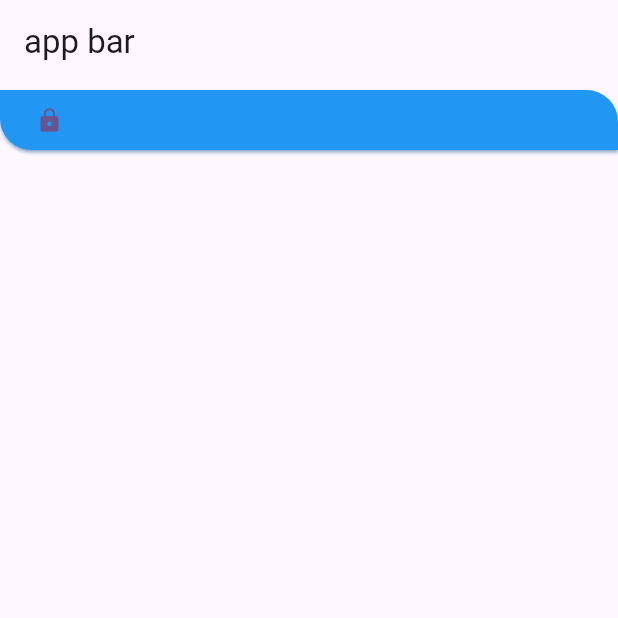
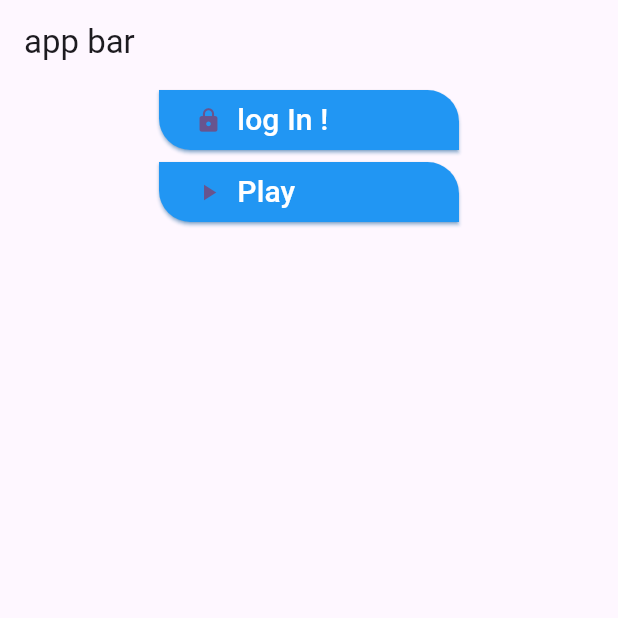
Before and after one commit to mahbub-hasan-abid/flutter_test, a Flutter app: the custom_widget_screen screen opened directly, on a phone screen of 412 x 824 dp, the top half of it. Run offline on Flutter 3.47's test engine with Material 2 defaults, Android fonts, the phone set to English and light mode, and no system bars.

Commit message:
custom widget button

```diff
--- a/lib/custom widget button.dart
+++ b/lib/custom widget button.dart
@@ -24,13 +24,29 @@ class custom_widget_screen extends StatelessWidget {
         appBar: AppBar(
           title: Text("app bar"),
         ),
-        body: RoundedButton(
-          btnname: "log In !",
-          icon: Icon(Icons.lock),
-          textstyle: myText21(),
-          callBack: () {
-            print("log in!!!");
-          },
+        body: Center(
+          child: Column(
+            children: [
+              Container(
+                width: 200,
+                child: RoundedButton(
+                  btnname: "  log In !",
+                  icon: const Icon(Icons.lock),
+                  textstyle: myText21(),
+                  callBack: () {
+                    print("log in!!!");
+                  },
+                ),
+              ),
+              Container(
+                width: 200,
+                child: const RoundedButton(
+                    btnname: "  Play",
+                    textstyle: TextStyle(fontSize: 23),
+                    icon: Icon(Icons.play_arrow)),
+              )
+            ],
+          ),
         ));
   }
 }
--- a/lib/ui_helper/util.dart
+++ b/lib/ui_helper/util.dart
@@ -2,7 +2,7 @@ import 'package:flutter/material.dart';
 
 TextStyle myText21({Color textColor = Colors.blue}) {
   return TextStyle(
-    fontSize: 21,
+    fontSize: 30,
     fontWeight: FontWeight.w500,
     color: textColor,
   );
--- a/lib/widgets/rounded_button.dart
+++ b/lib/widgets/rounded_button.dart
@@ -20,27 +20,25 @@ class RoundedButton extends StatelessWidget {
       onPressed: () {
         callBack!();
       },
+      style: ElevatedButton.styleFrom(
+          backgroundColor: bgColor,
+          shadowColor: bgColor,
+          shape: const RoundedRectangleBorder(
+              borderRadius: BorderRadius.only(
+                  topRight: Radius.circular(21),
+                  bottomLeft: Radius.circular(21)))),
       child: icon != null
           ? Row(
               children: [
                 icon!,
-                Text(
-                  btnname,
-                  style: textstyle,
-                )
+                Text(btnname,
+                    style: const TextStyle(color: Colors.white, fontSize: 20)),
               ],
             )
           : Text(
               btnname,
-              style: textstyle,
+              style: const TextStyle(color: Colors.white, fontSize: 20),
             ),
-      style: ElevatedButton.styleFrom(
-          backgroundColor: bgColor,
-          shadowColor: bgColor,
-          shape: RoundedRectangleBorder(
-              borderRadius: BorderRadius.only(
-                  topRight: Radius.circular(21),
-                  bottomLeft: Radius.circular(21)))),
     );
   }
 }
```
